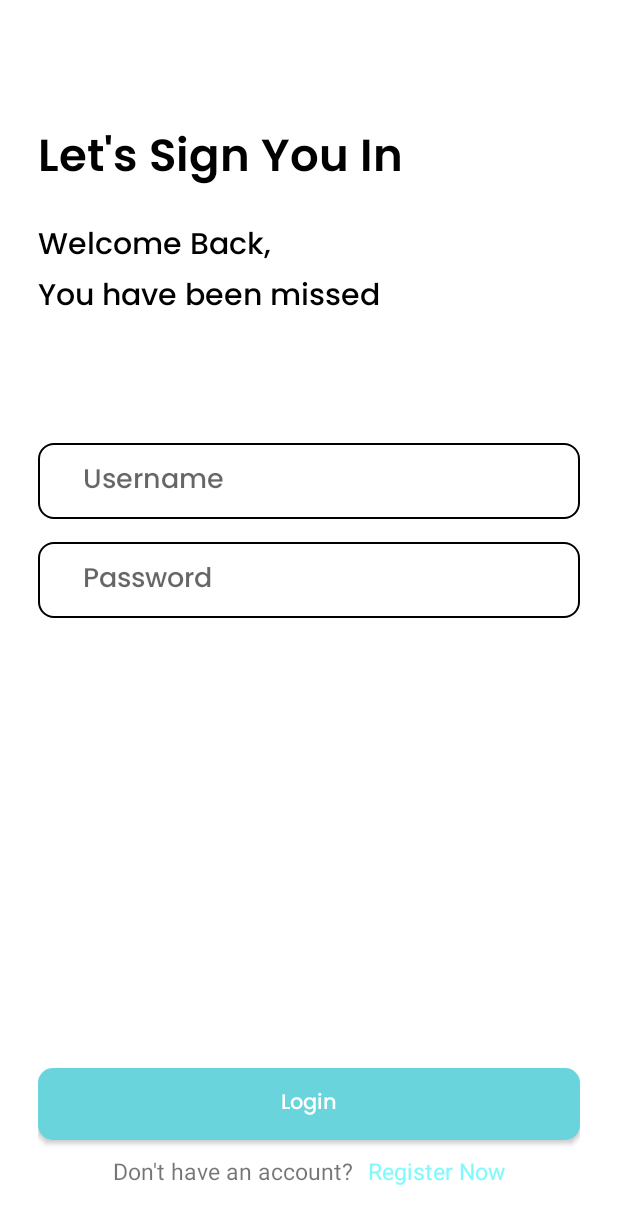
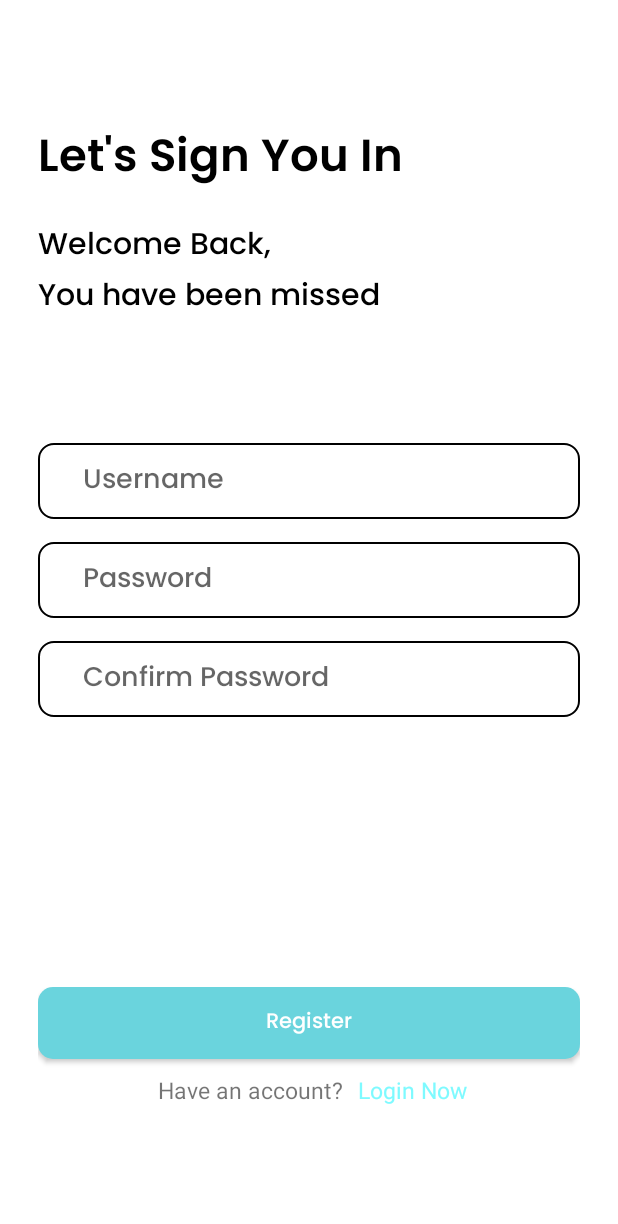
Before and after one commit to TA-PBB/client-side, an Android app: the LoginActivity screen opened directly, with no data from a screen before it, after a tap on "Register Now", on a phone screen of 412 x 824 dp. Shown: the top 1224 px of the screen. Run offline under Robolectric (Android 15) with nearby library versions, the phone set to English and light mode, and no system bars.

Commit message:
Register Frondtend

```diff
--- a/app/src/main/AndroidManifest.xml
+++ b/app/src/main/AndroidManifest.xml
@@ -22,6 +22,9 @@
             android:name=".ui.MainActivity"
             android:exported="false" />
         <activity
+            android:name=".ui.RegisterActivity"
+            android:exported="false" />
+        <activity
             android:name=".ui.LoginActivity"
             android:exported="false" />
         <activity
--- a/app/src/main/java/com/example/taskmaster/api/ApiClient.kt
+++ b/app/src/main/java/com/example/taskmaster/api/ApiClient.kt
@@ -6,7 +6,7 @@ import retrofit2.converter.gson.GsonConverterFactory
 
 object ApiClient {
     private const val BASE_URL = "http://your-api-url/"
-
+    private var retrofit: Retrofit? = null
     fun create(token: String): Retrofit {
         return Retrofit.Builder()
             .baseUrl(BASE_URL)
@@ -18,4 +18,14 @@ object ApiClient {
             )
             .build()
     }
+
+    fun getClient(): Retrofit {
+        if (retrofit == null) {
+            retrofit = Retrofit.Builder()
+                .baseUrl("http://YOUR_SERVER_IP:3000/")  // Ganti dengan URL server Anda
+                .addConverterFactory(GsonConverterFactory.create())
+                .build()
+        }
+        return retrofit!!
+    }
 }
--- a/app/src/main/java/com/example/taskmaster/model/User.kt
+++ b/app/src/main/java/com/example/taskmaster/model/User.kt
@@ -2,5 +2,6 @@ package com.example.taskmaster.model
 
 data class User(
     val username: String,
-    val password: String
+    val password: String,
+    val confirmpassword: String
 )
--- a/app/src/main/java/com/example/taskmaster/ui/LoginActivity.kt
+++ b/app/src/main/java/com/example/taskmaster/ui/LoginActivity.kt
@@ -11,6 +11,7 @@ import android.widget.TextView
 import android.widget.Toast
 import androidx.appcompat.app.AppCompatActivity
 import com.example.taskmaster.R
+import com.google.android.material.floatingactionbutton.FloatingActionButton
 
 class LoginActivity : AppCompatActivity() {
 
@@ -38,9 +39,12 @@ class LoginActivity : AppCompatActivity() {
 
         tvRegisterNow.setOnClickListener {
             // Arahkan ke aktivitas pendaftaran
+            val intent = Intent(this, RegisterActivity::class.java)
+            startActivity(intent)
             Toast.makeText(this, "Register Now clicked", Toast.LENGTH_SHORT).show()
         }
 
 
+
     }
 }
--- a/app/src/main/java/com/example/taskmaster/ui/RegisterActivity.kt
+++ b/app/src/main/java/com/example/taskmaster/ui/RegisterActivity.kt
@@ -2,11 +2,68 @@ package com.example.taskmaster.ui
 
 import androidx.appcompat.app.AppCompatActivity
 import android.os.Bundle
+import android.widget.Button
+import android.widget.EditText
+import android.widget.Toast
+import com.example.mykotlinclientapp.api.ApiClient
 import com.example.taskmaster.R
+import com.example.taskmaster.api.AuthService
+import com.example.taskmaster.model.User
+import retrofit2.Call
+import retrofit2.Callback
+import retrofit2.Response
 
 class RegisterActivity : AppCompatActivity() {
+
+    private lateinit var usernameEditText: EditText
+    private lateinit var passwordEditText: EditText
+    private lateinit var confirmPasswordEditText: EditText
+    private lateinit var registerButton: Button
     override fun onCreate(savedInstanceState: Bundle?) {
         super.onCreate(savedInstanceState)
         setContentView(R.layout.activity_register)
+
+        usernameEditText = findViewById(R.id.etusrnmreg)
+        passwordEditText = findViewById(R.id.etpassreg)
+        confirmPasswordEditText = findViewById(R.id.etcpassreg)
+        registerButton = findViewById(R.id.btnreg)
+
+//        registerButton.setOnClickListener {
+//            registerUser()
+//        }
     }
+
+//    private fun registerUser() {
+//        val username = usernameEditText.text.toString().trim()
+//        val password = passwordEditText.text.toString().trim()
+//        val confirmPassword = confirmPasswordEditText.text.toString().trim()
+//
+//        if (username.isEmpty() || password.isEmpty() || confirmPassword.isEmpty()) {
+//            Toast.makeText(this, "Semua field harus diisi", Toast.LENGTH_SHORT).show()
+//            return
+//        }
+//
+//        if (password != confirmPassword) {
+//            Toast.makeText(this, "Password dan Konfirmasi Password harus sama", Toast.LENGTH_SHORT).show()
+//            return
+//        }
+//
+//        val user = User(username, password, confirmPassword)
+//
+//        val apiService = ApiClient.getClient().create(AuthService::class.java)
+//        val call = apiService.register(user)
+//        call.enqueue(object : Callback<Void> {
+//            override fun onResponse(call: Call<Void>, response: Response<Void>) {
+//                if (response.isSuccessful) {
+//                    Toast.makeText(this@RegisterActivity, "Pengguna berhasil didaftarkan", Toast.LENGTH_SHORT).show()
+//                } else {
+//                    Toast.makeText(this@RegisterActivity, "Registrasi gagal", Toast.LENGTH_SHORT).show()
+//                }
+//            }
+//
+//            override fun onFailure(call: Call<Void>, t: Throwable) {
+//                Toast.makeText(this@RegisterActivity, "Terjadi kesalahan", Toast.LENGTH_SHORT).show()
+//            }
+//        })
+//    }
 }
--- a/app/src/main/res/layout/activity_register.xml
+++ b/app/src/main/res/layout/activity_register.xml
@@ -1,9 +1,93 @@
 <?xml version="1.0" encoding="utf-8"?>
-<androidx.constraintlayout.widget.ConstraintLayout xmlns:android="http://schemas.android.com/apk/res/android"
+<LinearLayout xmlns:android="http://schemas.android.com/apk/res/android"
     xmlns:app="http://schemas.android.com/apk/res-auto"
     xmlns:tools="http://schemas.android.com/tools"
     android:layout_width="match_parent"
     android:layout_height="match_parent"
-    tools:context=".ui.RegisterActivity">
+    tools:context=".ui.RegisterActivity"
+    android:orientation="vertical"
+    android:layout_margin="25sp">
+    <TextView
+        android:layout_width="match_parent"
+        android:layout_height="wrap_content"
+        android:fontFamily="@font/poppinssemibold"
+        android:textColor="@color/black"
+        android:text="Let's Sign You In"
+        android:textSize="30dp"
+        android:textStyle="bold"
+        android:paddingBottom="15sp"
+        android:paddingTop="55sp"/>
+    <TextView
+        android:layout_width="match_parent"
+        android:layout_height="wrap_content"
+        android:fontFamily="@font/poppinsmedium"
+        android:textColor="@color/black"
+        android:text="Welcome Back,"
+        android:textSize="20dp"/>
+    <TextView
+        android:layout_width="match_parent"
+        android:layout_height="wrap_content"
+        android:fontFamily="@font/poppinsmedium"
+        android:textColor="@color/black"
+        android:text="You have been missed"
+        android:textSize="20dp"
+        android:paddingBottom="80sp"/>
+    <EditText
+        android:layout_width="match_parent"
+        android:layout_height="wrap_content"
+        android:fontFamily="@font/poppinsmedium"
+        android:hint="Username"
+        android:id="@+id/etusrnmreg"
+        android:gravity="start|center_vertical"
+        android:background="@drawable/etstyle" />
 
-</androidx.constraintlayout.widget.ConstraintLayout>
+    <EditText
+        android:layout_width="match_parent"
+        android:layout_height="wrap_content"
+        android:hint="Password"
+        android:fontFamily="@font/poppinsmedium"
+        android:id="@+id/etpassreg"
+        android:gravity="start|center_vertical"
+        android:background="@drawable/etstyle"
+        android:layout_marginTop="15sp"/>
+    <EditText
+        android:layout_width="match_parent"
+        android:layout_height="wrap_content"
+        android:hint="Confirm Password"
+        android:fontFamily="@font/poppinsmedium"
+        android:id="@+id/etcpassreg"
+        android:gravity="start|center_vertical"
+        android:background="@drawable/etstyle"
+        android:layout_marginTop="15sp"
+        android:layout_marginBottom="180sp"/>
+    <Button
+        android:layout_width="match_parent"
+        android:layout_height="wrap_content"
+        android:hint="Register"
+        android:fontFamily="@font/poppinsmedium"
+        android:background="@drawable/rounded_background_login"
+        android:textColorHint="@color/white"
+        android:id="@+id/btnreg"/>
+    <LinearLayout
+        android:layout_width="match_parent"
+        android:layout_height="match_parent"
+        android:orientation="horizontal"
+        android:fontFamily="@font/poppinsmedium"
+        android:layout_marginTop="10sp"
+        android:layout_marginLeft="80dp">
+        <TextView
+            android:layout_width="wrap_content"
+            android:layout_height="wrap_content"
+            android:text="Have an account?"
+            android:textSize="15dp"
+            android:layout_marginRight="10sp"/>
+        <TextView
+            android:layout_width="wrap_content"
+            android:layout_height="wrap_content"
+            android:text="Login Now"
+            android:textColor="#7efaff"
+            android:textSize="15dp"
+            android:id="@+id/tvlognow"/>
+    </LinearLayout>
+
+</LinearLayout>
```
